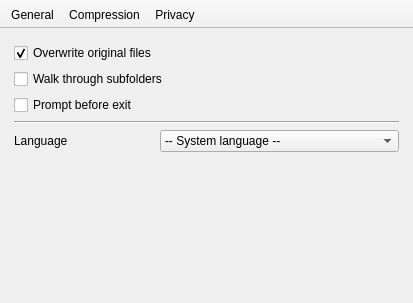
First picture: the form in preferencedialog.ui, repository Lymphatus/CaesiumPH, before the edit.
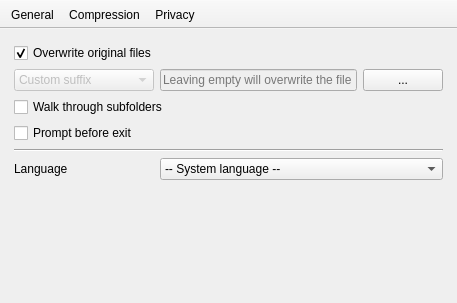
Second picture: the form after the edit. Icons and pictures are not drawn.

Patch:
```diff
--- a/preferencedialog.ui
+++ b/preferencedialog.ui
@@ -9,7 +9,7 @@
    <rect>
     <x>0</x>
     <y>0</y>
-    <width>413</width>
+    <width>457</width>
     <height>303</height>
    </rect>
   </property>
@@ -38,6 +38,9 @@
     </property>
     <item>
      <layout class="QVBoxLayout" name="verticalLayout">
+      <property name="spacing">
+       <number>-1</number>
+      </property>
       <item>
        <widget class="QStackedWidget" name="stackedWidget">
         <property name="lineWidth">
@@ -51,6 +54,9 @@
         </property>
         <widget class="QWidget" name="generalPage">
          <layout class="QVBoxLayout" name="verticalLayout_4">
+          <property name="spacing">
+           <number>-1</number>
+          </property>
           <property name="leftMargin">
            <number>0</number>
           </property>
@@ -68,65 +74,10 @@
             <property name="sizeConstraint">
              <enum>QLayout::SetMaximumSize</enum>
             </property>
-            <item row="5" column="1">
-             <spacer name="verticalSpacer">
-              <property name="orientation">
-               <enum>Qt::Vertical</enum>
-              </property>
-              <property name="sizeHint" stdset="0">
-               <size>
-                <width>20</width>
-                <height>40</height>
-               </size>
-              </property>
-             </spacer>
-            </item>
-            <item row="4" column="1">
-             <widget class="QComboBox" name="languageComboBox">
-              <item>
-               <property name="text">
-                <string>-- System language --</string>
-               </property>
-              </item>
-             </widget>
-            </item>
-            <item row="2" column="0" colspan="2">
-             <widget class="QCheckBox" name="promptExitCheckBox">
-              <property name="styleSheet">
-               <string notr="true"/>
-              </property>
-              <property name="text">
-               <string>Prompt before exit</string>
-              </property>
-              <property name="checked">
-               <bool>false</bool>
-              </property>
-             </widget>
-            </item>
-            <item row="1" column="0" colspan="2">
-             <widget class="QCheckBox" name="subfoldersCheckBox">
-              <property name="styleSheet">
-               <string notr="true"/>
-              </property>
-              <property name="text">
-               <string>Walk through subfolders</string>
-              </property>
-              <property name="checked">
-               <bool>false</bool>
-              </property>
-             </widget>
-            </item>
-            <item row="0" column="0" colspan="2">
-             <widget class="QCheckBox" name="overwriteOriginalCheckBox">
-              <property name="text">
-               <string>Overwrite original files</string>
-              </property>
-              <property name="checked">
-               <bool>true</bool>
-              </property>
-             </widget>
-            </item>
-            <item row="4" column="0">
+            <property name="verticalSpacing">
+             <number>-1</number>
+            </property>
+            <item row="5" column="0">
              <widget class="QLabel" name="languageLabel">
               <property name="sizePolicy">
                <sizepolicy hsizetype="Fixed" vsizetype="Preferred">
@@ -145,13 +96,113 @@
               </property>
              </widget>
             </item>
-            <item row="3" column="0" colspan="2">
+            <item row="0" column="0" colspan="2">
+             <widget class="QCheckBox" name="overwriteOriginalCheckBox">
+              <property name="text">
+               <string>Overwrite original files</string>
+              </property>
+              <property name="checked">
+               <bool>true</bool>
+              </property>
+             </widget>
+            </item>
+            <item row="6" column="1">
+             <spacer name="verticalSpacer">
+              <property name="orientation">
+               <enum>Qt::Vertical</enum>
+              </property>
+              <property name="sizeHint" stdset="0">
+               <size>
+                <width>20</width>
+                <height>40</height>
+               </size>
+              </property>
+             </spacer>
+            </item>
+            <item row="1" column="1">
+             <widget class="QLineEdit" name="outputFileMethodLineEdit">
+              <property name="enabled">
+               <bool>false</bool>
+              </property>
+              <property name="placeholderText">
+               <string>Leaving empty will overwrite the file</string>
+              </property>
+             </widget>
+            </item>
+            <item row="1" column="0">
+             <widget class="QComboBox" name="outputFileMethodComboBox">
+              <property name="enabled">
+               <bool>false</bool>
+              </property>
+              <property name="styleSheet">
+               <string notr="true"/>
+              </property>
+              <item>
+               <property name="text">
+                <string>Custom suffix</string>
+               </property>
+              </item>
+              <item>
+               <property name="text">
+                <string>Subfolder</string>
+               </property>
+              </item>
+              <item>
+               <property name="text">
+                <string>Custom folder</string>
+               </property>
+              </item>
+             </widget>
+            </item>
+            <item row="1" column="2">
+             <widget class="QPushButton" name="browseButton">
+              <property name="text">
+               <string notr="true">...</string>
+              </property>
+             </widget>
+            </item>
+            <item row="5" column="1" colspan="2">
+             <widget class="QComboBox" name="languageComboBox">
+              <item>
+               <property name="text">
+                <string>-- System language --</string>
+               </property>
+              </item>
+             </widget>
+            </item>
+            <item row="3" column="0" colspan="3">
+             <widget class="QCheckBox" name="promptExitCheckBox">
+              <property name="styleSheet">
+               <string notr="true"/>
+              </property>
+              <property name="text">
+               <string>Prompt before exit</string>
+              </property>
+              <property name="checked">
+               <bool>false</bool>
+              </property>
+             </widget>
+            </item>
+            <item row="4" column="0" colspan="3">
              <widget class="Line" name="line">
               <property name="orientation">
                <enum>Qt::Horizontal</enum>
               </property>
              </widget>
             </item>
+            <item row="2" column="0" colspan="3">
+             <widget class="QCheckBox" name="subfoldersCheckBox">
+              <property name="styleSheet">
+               <string notr="true"/>
+              </property>
+              <property name="text">
+               <string>Walk through subfolders</string>
+              </property>
+              <property name="checked">
+               <bool>false</bool>
+              </property>
+             </widget>
+            </item>
            </layout>
           </item>
          </layout>
```
Left out of the diff: 47 changed lines with no effect on the pictures.
